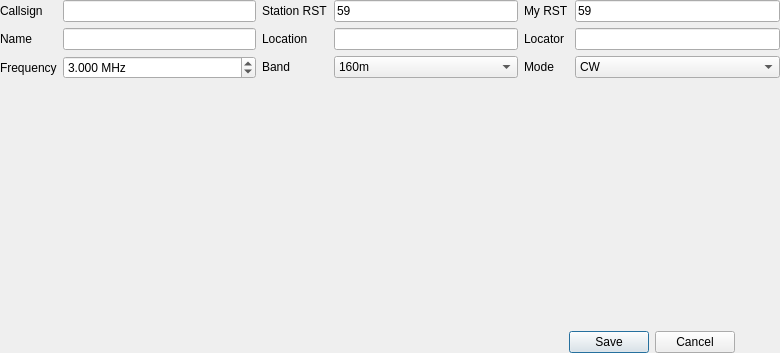
Old version of the form newcontactwidget.ui in the repository 7h0ma5/OpenShack.
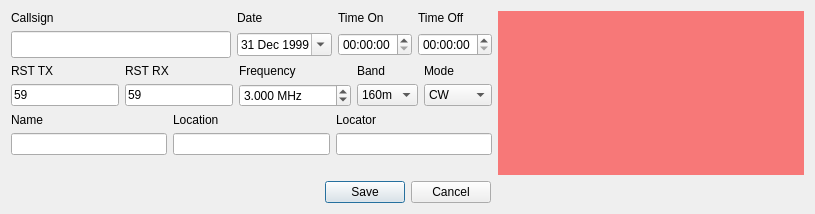
New version of the form.

Commit message: layout updates + date, time_on, time_of field

Diff of the .ui file:
```diff
--- a/newcontactwidget.ui
+++ b/newcontactwidget.ui
@@ -6,28 +6,80 @@
    <rect>
     <x>0</x>
     <y>0</y>
-    <width>780</width>
-    <height>353</height>
+    <width>815</width>
+    <height>214</height>
    </rect>
   </property>
   <property name="windowTitle">
    <string>Form</string>
   </property>
+  <layout class="QVBoxLayout" name="verticalLayout_2">
+   <item>
+    <layout class="QHBoxLayout" name="horizontalLayout">
+     <item>
+      <layout class="QVBoxLayout" name="verticalLayout">
+       <property name="sizeConstraint">
+        <enum>QLayout::SetMinimumSize</enum>
+       </property>
+       <item>
   <layout class="QGridLayout" name="gridLayout">
-   <property name="leftMargin">
-    <number>0</number>
-   </property>
-   <property name="topMargin">
-    <number>0</number>
-   </property>
-   <property name="rightMargin">
-    <number>0</number>
-   </property>
-   <property name="bottomMargin">
-    <number>0</number>
-   </property>
-   <item row="0" column="0">
-    <layout class="QFormLayout" name="formLayout">
+         <item row="0" column="2">
+          <widget class="QLabel" name="timeOnLabel">
+           <property name="text">
+            <string>Time On</string>
+           </property>
+          </widget>
+         </item>
+         <item row="0" column="1">
+          <widget class="QLabel" name="dateLabel">
+           <property name="text">
+            <string>Date</string>
+           </property>
+          </widget>
+         </item>
+         <item row="0" column="3">
+          <widget class="QLabel" name="timeOffLabel">
+           <property name="text">
+            <string>Time Off</string>
+           </property>
+          </widget>
+         </item>
+         <item row="1" column="1">
+          <widget class="QDateEdit" name="dateEdit">
+           <property name="dateTime">
+            <datetime>
+             <hour>21</hour>
+             <minute>0</minute>
+             <second>0</second>
+             <year>1999</year>
+             <month>12</month>
+             <day>31</day>
+            </datetime>
+           </property>
+           <property name="calendarPopup">
+            <bool>true</bool>
+           </property>
+           <property name="timeSpec">
+            <enum>Qt::UTC</enum>
+           </property>
+          </widget>
+         </item>
+         <item row="1" column="3">
+          <widget class="QTimeEdit" name="timeOffEdit">
+           <property name="timeSpec">
+            <enum>Qt::UTC</enum>
+           </property>
+          </widget>
+         </item>
+         <item row="1" column="0">
+          <widget class="QLineEdit" name="callsignEdit">
+           <property name="font">
+            <font>
+             <pointsize>12</pointsize>
+            </font>
+           </property>
+          </widget>
+         </item>
      <item row="0" column="0">
       <widget class="QLabel" name="callsignLabel">
        <property name="text">
@@ -35,27 +87,69 @@
        </property>
       </widget>
      </item>
+         <item row="1" column="2">
+          <widget class="QTimeEdit" name="timeOnEdit">
+           <property name="calendarPopup">
+            <bool>true</bool>
+           </property>
+           <property name="timeSpec">
+            <enum>Qt::UTC</enum>
+           </property>
+          </widget>
+         </item>
+        </layout>
+       </item>
+       <item>
+        <layout class="QGridLayout" name="gridLayout_2">
+         <item row="0" column="0">
+          <widget class="QLabel" name="rxRstLabel">
+           <property name="text">
+            <string>RST TX</string>
+           </property>
+          </widget>
+         </item>
      <item row="0" column="1">
-      <widget class="QLineEdit" name="callsignEdit"/>
-     </item>
-     <item row="1" column="1">
-      <widget class="QLineEdit" name="nameEdit"/>
-     </item>
-     <item row="1" column="0">
-      <widget class="QLabel" name="nameLabel">
+          <widget class="QLabel" name="txRstLabel">
+           <property name="text">
+            <string>RST RX</string>
+           </property>
+          </widget>
+         </item>
+         <item row="1" column="4">
+          <widget class="QComboBox" name="modeEdit">
+           <item>
+            <property name="text">
+             <string>CW</string>
+            </property>
+           </item>
+           <item>
        <property name="text">
-        <string>Name</string>
-       </property>
-      </widget>
-     </item>
-     <item row="2" column="0">
-      <widget class="QLabel" name="frequencyLabel">
+             <string>SSB</string>
+            </property>
+           </item>
+           <item>
        <property name="text">
-        <string>Frequency</string>
-       </property>
-      </widget>
-     </item>
-     <item row="2" column="1">
+             <string>AM</string>
+            </property>
+           </item>
+           <item>
+            <property name="text">
+             <string>FM</string>
+            </property>
+           </item>
+           <item>
+            <property name="text">
+             <string>PSK31</string>
+            </property>
+           </item>
+           <item>
+            <property name="text">
+             <string>RTTY</string>
+            </property>
+           </item>
+          </widget>
+         </item>
+         <item row="1" column="2">
       <widget class="QDoubleSpinBox" name="frequencyEdit">
        <property name="suffix">
         <string notr="true"> MHz</string>
@@ -74,45 +168,17 @@
        </property>
       </widget>
      </item>
-    </layout>
-   </item>
-   <item row="0" column="1">
-    <layout class="QFormLayout" name="formLayout_2">
-     <property name="fieldGrowthPolicy">
-      <enum>QFormLayout::AllNonFixedFieldsGrow</enum>
-     </property>
-     <item row="0" column="0">
-      <widget class="QLabel" name="rxRstLabel">
-       <property name="text">
-        <string>Station RST</string>
-       </property>
-      </widget>
-     </item>
-     <item row="0" column="1">
-      <widget class="QLineEdit" name="rxRstEdit">
-       <property name="text">
-        <string notr="true">59</string>
-       </property>
-      </widget>
-     </item>
-     <item row="1" column="0">
-      <widget class="QLabel" name="locationLabel">
-       <property name="text">
-        <string>Location</string>
-       </property>
-      </widget>
-     </item>
      <item row="1" column="1">
-      <widget class="QLineEdit" name="locationEdit"/>
-     </item>
-     <item row="2" column="0">
-      <widget class="QLabel" name="bandLabel">
+          <widget class="QLineEdit" name="txRstEdit">
        <property name="text">
-        <string>Band</string>
+            <string>59</string>
+           </property>
+           <property name="maxLength">
+            <number>8</number>
        </property>
       </widget>
      </item>
-     <item row="2" column="1">
+         <item row="1" column="3">
       <widget class="QComboBox" name="bandEdit">
        <item>
         <property name="text">
@@ -176,81 +242,105 @@
        </item>
       </widget>
      </item>
-    </layout>
-   </item>
-   <item row="0" column="2">
-    <layout class="QFormLayout" name="formLayout_3">
-     <property name="fieldGrowthPolicy">
-      <enum>QFormLayout::AllNonFixedFieldsGrow</enum>
-     </property>
-     <item row="0" column="0">
-      <widget class="QLabel" name="txRstLabel">
-       <property name="text">
-        <string>My RST</string>
-       </property>
-      </widget>
-     </item>
-     <item row="0" column="1">
-      <widget class="QLineEdit" name="txRstEdit">
-       <property name="text">
-        <string>59</string>
-       </property>
-      </widget>
-     </item>
-     <item row="1" column="0">
-      <widget class="QLabel" name="gridLabel">
-       <property name="text">
-        <string>Locator</string>
-       </property>
-      </widget>
-     </item>
-     <item row="1" column="1">
-      <widget class="QLineEdit" name="gridEdit"/>
-     </item>
-     <item row="2" column="0">
+         <item row="0" column="4">
       <widget class="QLabel" name="modeLabel">
        <property name="text">
         <string>Mode</string>
        </property>
       </widget>
      </item>
-     <item row="2" column="1">
-      <widget class="QComboBox" name="modeEdit">
-       <item>
+         <item row="0" column="2">
+          <widget class="QLabel" name="frequencyLabel">
         <property name="text">
-         <string>CW</string>
-        </property>
-       </item>
-       <item>
+            <string>Frequency</string>
+           </property>
+          </widget>
+         </item>
+         <item row="0" column="3">
+          <widget class="QLabel" name="bandLabel">
         <property name="text">
-         <string>SSB</string>
-        </property>
-       </item>
-       <item>
+            <string>Band</string>
+           </property>
+          </widget>
+         </item>
+         <item row="1" column="0">
+          <widget class="QLineEdit" name="rxRstEdit">
         <property name="text">
-         <string>AM</string>
-        </property>
-       </item>
-       <item>
-        <property name="text">
-         <string>FM</string>
-        </property>
-       </item>
-       <item>
-        <property name="text">
-         <string>PSK31</string>
-        </property>
-       </item>
-       <item>
-        <property name="text">
-         <string>RTTY</string>
-        </property>
-       </item>
+            <string notr="true">59</string>
+           </property>
       </widget>
      </item>
     </layout>
+       </item>
+       <item>
+        <layout class="QGridLayout" name="gridLayout_3">
+         <item row="0" column="0">
+          <widget class="QLabel" name="nameLabel">
+           <property name="text">
+            <string>Name</string>
+           </property>
+          </widget>
+         </item>
+         <item row="1" column="0">
+          <widget class="QLineEdit" name="nameEdit"/>
+         </item>
+         <item row="1" column="1">
+          <widget class="QLineEdit" name="locationEdit"/>
    </item>
    <item row="1" column="2">
+          <widget class="QLineEdit" name="gridEdit">
+           <property name="maxLength">
+            <number>10</number>
+           </property>
+          </widget>
+         </item>
+         <item row="0" column="1">
+          <widget class="QLabel" name="locationLabel">
+           <property name="text">
+            <string>Location</string>
+           </property>
+          </widget>
+         </item>
+         <item row="0" column="2">
+          <widget class="QLabel" name="gridLabel">
+           <property name="text">
+            <string>Locator</string>
+           </property>
+          </widget>
+         </item>
+        </layout>
+       </item>
+       <item>
+        <spacer name="verticalSpacer">
+         <property name="orientation">
+          <enum>Qt::Vertical</enum>
+         </property>
+         <property name="sizeHint" stdset="0">
+          <size>
+           <width>20</width>
+           <height>28</height>
+          </size>
+         </property>
+        </spacer>
+       </item>
+      </layout>
+     </item>
+     <item>
+      <widget class="QWidget" name="widget" native="true">
+       <property name="sizePolicy">
+        <sizepolicy hsizetype="Expanding" vsizetype="Preferred">
+         <horstretch>0</horstretch>
+         <verstretch>0</verstretch>
+        </sizepolicy>
+       </property>
+       <property name="styleSheet">
+        <string notr="true">background-color: rgba(255,0,0,0.5);</string>
+       </property>
+      </widget>
+     </item>
+    </layout>
+   </item>
+   <item>
     <widget class="QDialogButtonBox" name="buttonBox">
      <property name="enabled">
       <bool>true</bool>
```
Left out of the diff: 43 changed lines with no effect on the pictures. Lines whose indentation alone changed are shown as unchanged. The commit also changes 2 other files.
